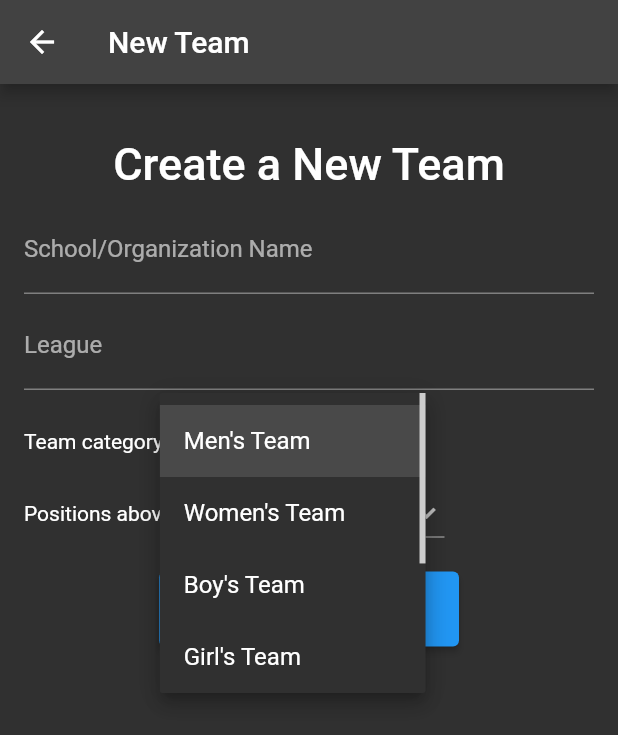
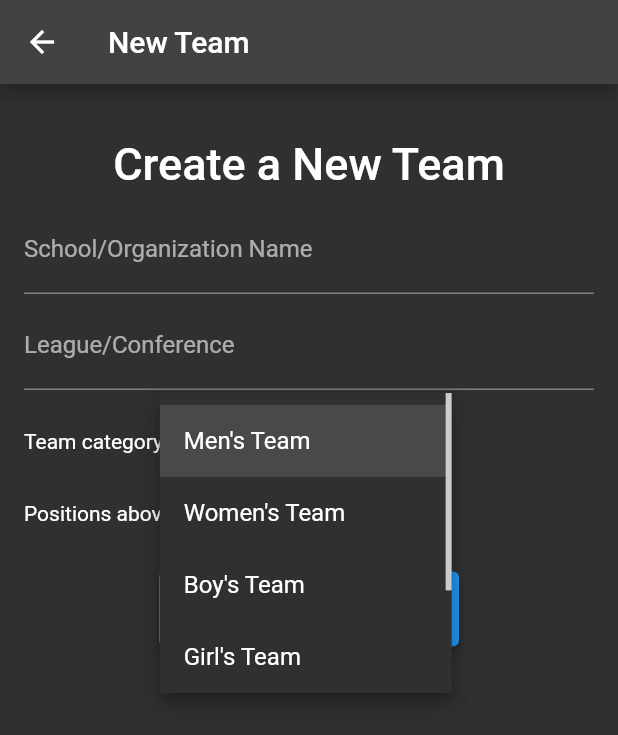
Before and after one commit to Joao132000/tennislineapp, a Flutter app: the NewTeam screen opened directly, after a tap on "Men's Team", on a phone screen of 412 x 824 dp. Shown: the top 735 px of the screen. Run offline on Flutter 3.47's test engine with Material 2 defaults, Android fonts, the phone set to English and light mode, and no system bars; drawn by our look-alikes of google_mobile_ads; our stand-ins replace cloud_firestore, firebase_auth, firebase_core, firebase_messaging, flutter_local_notifications, flutter_slidable and 1 more; missing offline and left inert: cloud_firestore_web, firebase_core_web; accounts and stored records are empty; network calls fail.

Commit message:
fix drop down new team

```diff
--- a/lib/screens/main_player.dart
+++ b/lib/screens/main_player.dart
@@ -264,7 +264,6 @@ class _MainPlayerState extends State<MainPlayer> {
                   teamId: p!.teamId,
                   teamSchool: university!,
                   teamType: type!,
-                  teamLeague: league!,
                 ),
               ),
             );
@@ -291,7 +290,7 @@ class _MainPlayerState extends State<MainPlayer> {
                             fontWeight: FontWeight.w600,
                             fontSize: 25,
                           )),
-                      Text('${type!}\n${league!}',
+                      Text('Singles ${type!}',
                           textAlign: TextAlign.center,
                           style: const TextStyle(
                             fontWeight: FontWeight.w600,
--- a/lib/screens/new_team.dart
+++ b/lib/screens/new_team.dart
@@ -30,7 +30,7 @@ class _NewTeamState extends State<NewTeam> {
   }
 
   String dropDownType = "Men's Team";
-  String dropDownPosition = '2';
+  String dropDownPosition = '1';
 
   var itemsPosition = [
     '1',
@@ -38,6 +38,7 @@ class _NewTeamState extends State<NewTeam> {
     '3',
     '4',
     '5',
+    '6',
   ];
 
   // List of items in our dropdown menu
@@ -46,9 +47,8 @@ class _NewTeamState extends State<NewTeam> {
     "Women's Team",
     "Boy's Team",
     "Girl's Team",
-    "Men's Senior",
-    "Women's Senior",
-    'Overall',
+    "Men's JV Team",
+    "Women's JV Team",
   ];
   BannerAd? banner;
   @override
@@ -96,7 +96,8 @@ class _NewTeamState extends State<NewTeam> {
               TextField(
                 controller: leagueController,
                 textInputAction: TextInputAction.next,
-                decoration: const InputDecoration(labelText: 'League'),
+                decoration:
+                    const InputDecoration(labelText: 'League/Conference'),
               ),
               const SizedBox(height: 10),
               Row(
```
Also changed, not shown: lib/screens/doubles_player_view.dart (+36 -13 lines), lib/screens/players_by_team.dart (+1 -7 lines), lib/screens/practice_match_coach.dart (+15 -1 lines), lib/screens/team_doubles.dart (+6 -13 lines).
